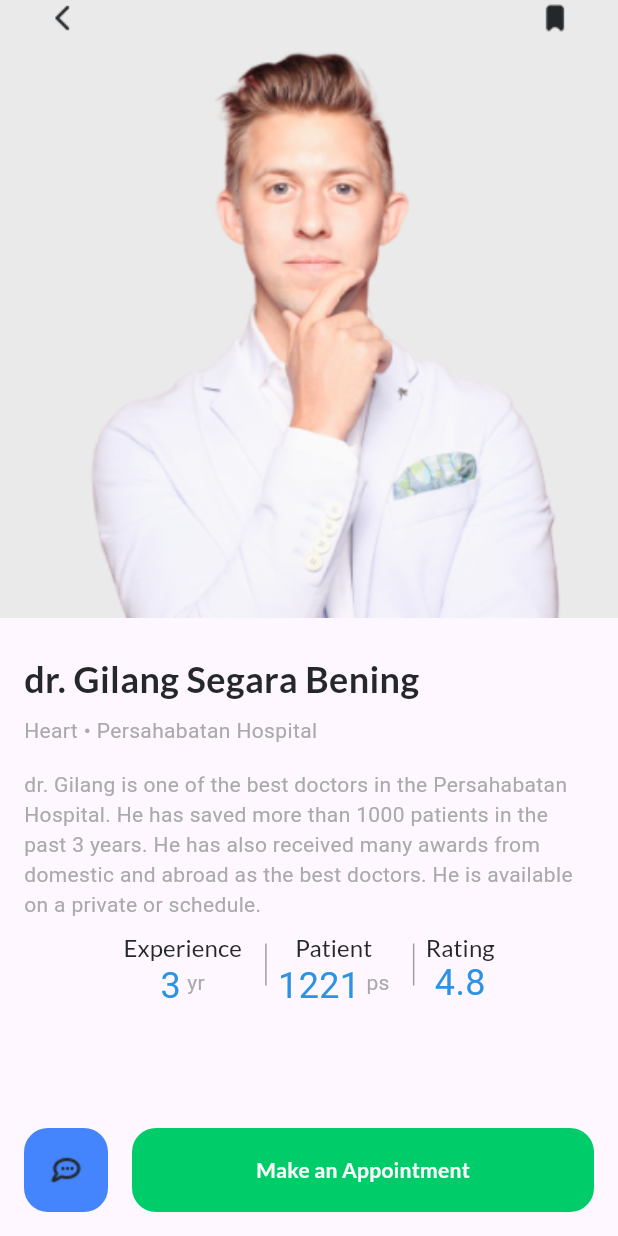
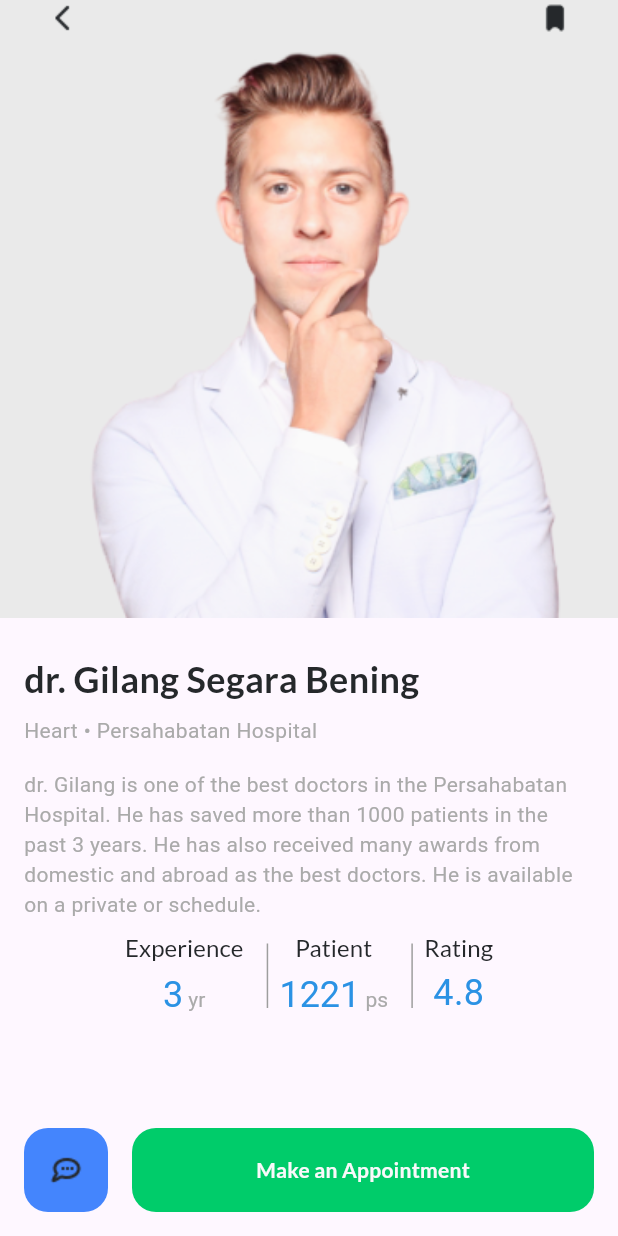
Before and after one commit to AEG14/find_your_doctor_app, a Flutter app: the screen it shows after launch, after a tap on "dr. Gilang Segara Bening", on a phone screen of 412 x 824 dp. Run offline on Flutter 3.47's test engine with Material 2 defaults, Android fonts, the phone set to English and light mode, and no system bars; our stand-ins replace flutter_rating_bar, google_fonts; Roboto replaces fonts that are missing (Source Sans Pro).

Commit message:
edit the spacing of the text experiences blabla

```diff
--- a/lib/pages/doctor_details.dart
+++ b/lib/pages/doctor_details.dart
@@ -141,14 +141,14 @@ class TopDoctorDetails extends StatelessWidget {
                             ),
                           ),
                           const SizedBox(
-                            height: 20,
+                            height: 35,
                           ),
-                          Row(
-                            crossAxisAlignment: CrossAxisAlignment.end,
+                          RichText(
+                            text: TextSpan(
                               children: [
-                              Text(
-                                args.topDoctorYearOfExperience,
-                                style: const TextStyle(
+                                TextSpan(
+                                  text: args.topDoctorYearOfExperience,
+                                  style: TextStyle(
                                     color: Color(0xFF2B92E4),
                                     fontSize: 24,
                                     fontFamily: 'Source Sans Pro',
@@ -156,11 +156,8 @@ class TopDoctorDetails extends StatelessWidget {
                                     height: 0.06,
                                   ),
                                 ),
-                              const SizedBox(
-                                width: 4,
-                              ),
-                              const Text(
-                                'yr',
+                                TextSpan(
+                                  text: " yr",
                                   style: TextStyle(
                                     color: Color(0xFFAAAAAA),
                                     fontSize: 14,
@@ -168,9 +165,10 @@ class TopDoctorDetails extends StatelessWidget {
                                     fontWeight: FontWeight.w400,
                                     height: 0.18,
                                   ),
-                              )
+                                ),
                               ],
-                          )
+                            ),
+                          ),
                         ],
                       ),
                       const SizedBox(
@@ -194,14 +192,14 @@ class TopDoctorDetails extends StatelessWidget {
                             ),
                           ),
                           const SizedBox(
-                            height: 20,
+                            height: 35,
                           ),
-                          Row(
-                            crossAxisAlignment: CrossAxisAlignment.end,
+                          RichText(
+                            text: TextSpan(
                               children: [
-                              Text(
-                                args.topDoctorNumberOfPatient,
-                                style: const TextStyle(
+                                TextSpan(
+                                  text: args.topDoctorNumberOfPatient,
+                                  style: TextStyle(
                                     color: Color(0xFF2B92E4),
                                     fontSize: 24,
                                     fontFamily: 'Source Sans Pro',
@@ -209,11 +207,8 @@ class TopDoctorDetails extends StatelessWidget {
                                     height: 0.06,
                                   ),
                                 ),
-                              const SizedBox(
-                                width: 4,
-                              ),
-                              const Text(
-                                'ps',
+                                TextSpan(
+                                  text: " ps",
                                   style: TextStyle(
                                     color: Color(0xFFAAAAAA),
                                     fontSize: 14,
@@ -221,9 +216,10 @@ class TopDoctorDetails extends StatelessWidget {
                                     fontWeight: FontWeight.w400,
                                     height: 0.18,
                                   ),
-                              )
+                                ),
                               ],
-                          )
+                            ),
+                          ),
                         ],
                       ),
                       const SizedBox(
@@ -247,7 +243,7 @@ class TopDoctorDetails extends StatelessWidget {
                             ),
                           ),
                           const SizedBox(
-                            height: 20,
+                            height: 27,
                           ),
                           Row(
                             crossAxisAlignment: CrossAxisAlignment.end,
```
Lines whose indentation alone changed are shown as unchanged.
